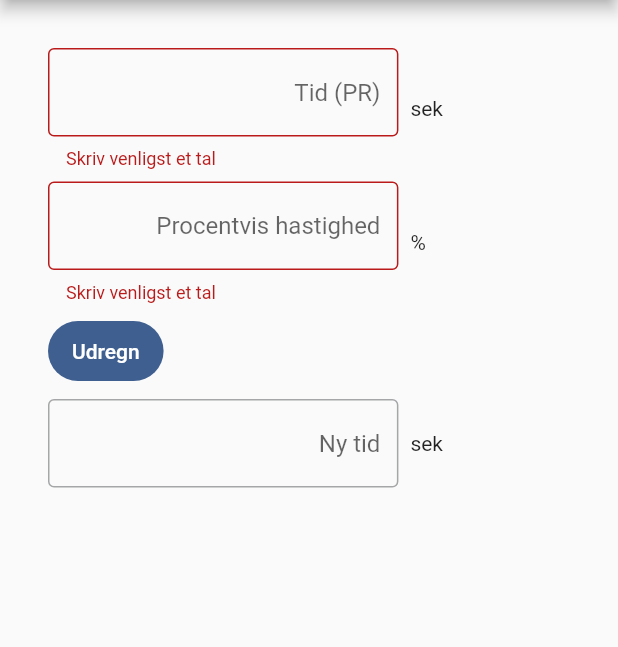
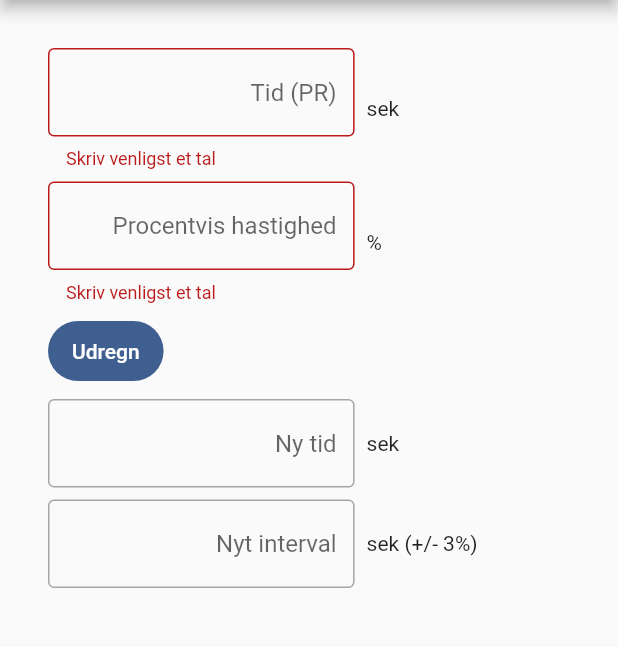
Before and after one commit to KoopaEater/pace_calc, a Flutter app: the screen it shows after launch, after a tap on "Udregn", on a phone screen of 412 x 824 dp, the part 84-731 px from its top. Run offline on Flutter 3.47's test engine with Material 3 defaults, Android fonts, the phone set to English and light mode, and no system bars.

Commit message:
Tilføjede interval

```diff
--- a/lib/calc_screen.dart
+++ b/lib/calc_screen.dart
@@ -1,6 +1,9 @@
 import 'package:flutter/cupertino.dart';
 import 'package:flutter/material.dart';
 import 'package:flutter/widgets.dart';
+
+const _flexLeft = 7;
+const _flexRight = 3;
 
 class CalcScreen extends StatelessWidget {
   CalcScreen({super.key});
@@ -9,6 +12,7 @@ class CalcScreen extends StatelessWidget {
   final _timeTextField = TextEditingController();
   final _percentTextField = TextEditingController();
   final _resultTextField = TextEditingController();
+  final _rangeTextField = TextEditingController();
   final RegExp _decimalNumber = RegExp(r'^\d*([.,]\d+)?$');
 
   String? _validDecimal(String? value) {
@@ -45,10 +49,11 @@ class CalcScreen extends StatelessWidget {
                   Row(
                     children: [
                       Expanded(
-                        flex: 8,
+                        flex: _flexLeft,
                         child: TextFormField(
                           controller: _timeTextField,
                           textAlign: TextAlign.end,
+                          keyboardType: TextInputType.number,
                           decoration: const InputDecoration(
                             border: OutlineInputBorder(),
                             hintText: "Tid (PR)",
@@ -62,7 +67,7 @@ class CalcScreen extends StatelessWidget {
                         width: 8.0,
                       ),
                       Expanded(
-                        flex: 2,
+                        flex: _flexRight,
                         child: const Text("sek"),
                       ),
                     ],
@@ -73,10 +78,11 @@ class CalcScreen extends StatelessWidget {
                   Row(
                     children: [
                       Expanded(
-                        flex: 8,
+                        flex: _flexLeft,
                         child: TextFormField(
                           controller: _percentTextField,
                           textAlign: TextAlign.end,
+                          keyboardType: TextInputType.number,
                           decoration: const InputDecoration(
                             border: OutlineInputBorder(),
                             hintText: "Procentvis hastighed",
@@ -90,7 +96,7 @@ class CalcScreen extends StatelessWidget {
                         width: 8.0,
                       ),
                       Expanded(
-                        flex: 2,
+                        flex: _flexRight,
                         child: const Text("%"),
                       ),
                     ],
@@ -103,8 +109,14 @@ class CalcScreen extends StatelessWidget {
                       if (_formKey.currentState!.validate()) {
                         final double t = _parseDouble(_timeTextField.text);
                         final double p = _parseDouble(_percentTextField.text);
-                        final String res = ((t*100)/p).toStringAsFixed(2);
-                        _resultTextField.text = res;
+                        final double newTime = (t*100)/p;
+                        final double rangeFrom = newTime * 0.97;
+                        final double rangeTo = newTime * 1.03;
+                        final String newTimeStr = newTime.toStringAsFixed(2);
+                        final String rangeFromStr = rangeFrom.toStringAsFixed(2);
+                        final String rangeToStr = rangeTo.toStringAsFixed(2);
+                        _resultTextField.text = newTimeStr;
+                        _rangeTextField.text = "$rangeFromStr - $rangeToStr";
                       }
                     },
                     child: const Text("Udregn"),
@@ -115,7 +127,7 @@ class CalcScreen extends StatelessWidget {
                   Row(
                     children: [
                       Expanded(
-                        flex: 8,
+                        flex: _flexLeft,
                         child: TextField(
                           controller: _resultTextField,
                           readOnly: true,
@@ -130,8 +142,34 @@ class CalcScreen extends StatelessWidget {
                         width: 8.0,
                       ),
                       const Expanded(
-                        flex: 2,
+                        flex: _flexRight,
                         child: Text("sek"),
+                      ),
+                    ],
+                  ),
+                  const SizedBox(
+                    height: 8.0,
+                  ),
+                  Row(
+                    children: [
+                      Expanded(
+                        flex: _flexLeft,
+                        child: TextField(
+                          controller: _rangeTextField,
+                          readOnly: true,
+                          textAlign: TextAlign.end,
+                          decoration: const InputDecoration(
+                            border: OutlineInputBorder(),
+                            hintText: "Nyt interval",
+                          ),
+                        ),
+                      ),
+                      const SizedBox(
+                        width: 8.0,
+                      ),
+                      const Expanded(
+                        flex: _flexRight,
+                        child: Text("sek (+/- 3%)"),
                       ),
                     ],
                   ),
```
Also changed, not shown: 1 other file.
